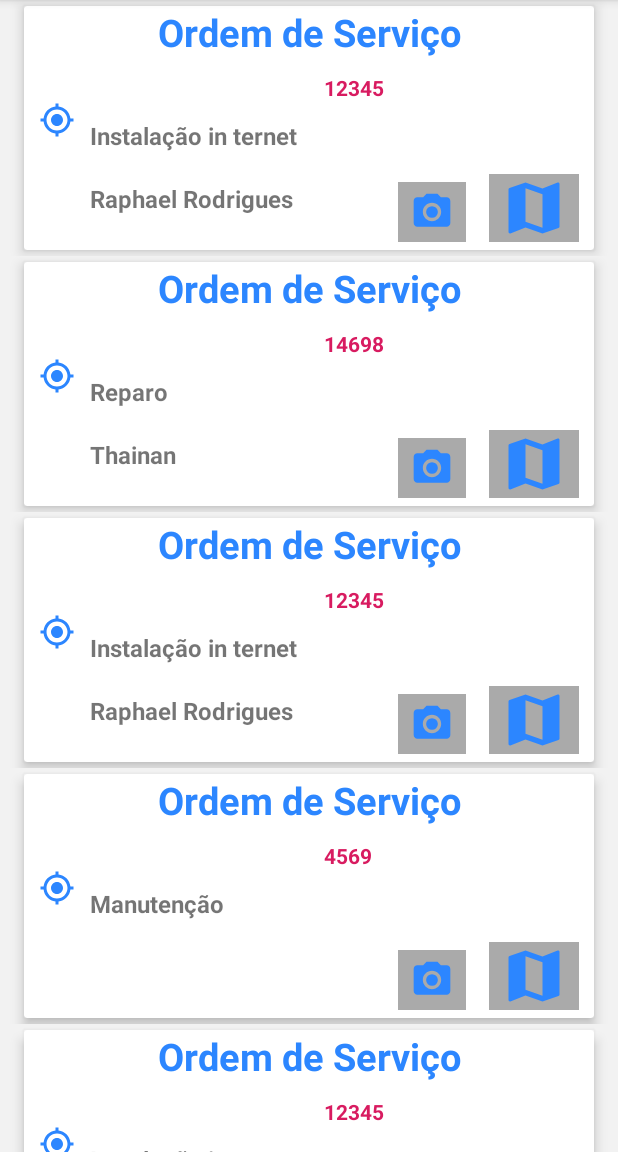
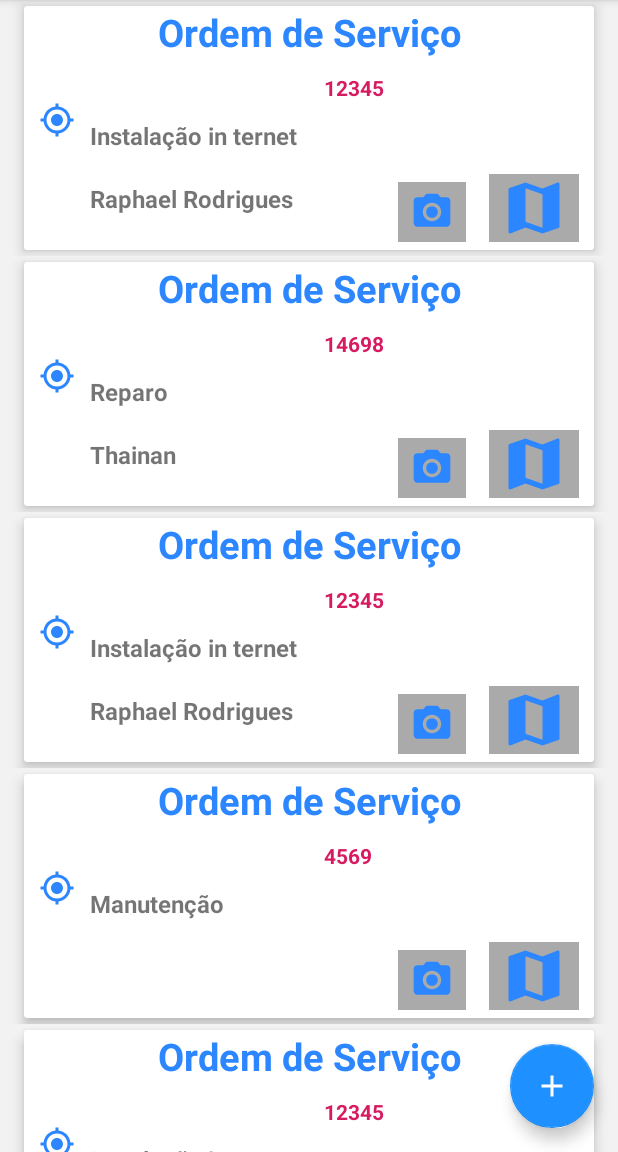
Before and after one commit to RphRodrigues/Android-Projetomeuapp, an Android app: the screen it shows after launch (TelaInicialActivity), on a phone screen of 412 x 824 dp, the part 84-1236 px from its top. Run offline under Robolectric (Android 15) with nearby library versions, the phone set to English and light mode, and no system bars.

Commit message:
Corrigido no posicionamento do floating action button no relative layout

```diff
--- a/app/src/main/java/com/rtstudio/projetomeuapp/TelaInicialActivity.java
+++ b/app/src/main/java/com/rtstudio/projetomeuapp/TelaInicialActivity.java
@@ -17,7 +17,7 @@ import java.util.List;
 
 public class TelaInicialActivity extends AppCompatActivity {
 
-//    private FloatingActionButton fab;
+    private FloatingActionButton fab;
     private RecyclerView recyclerView;
     private OrdemServicoAdapter adapter;
     private List<modeloOS> modeloOSList;
@@ -28,7 +28,7 @@ public class TelaInicialActivity extends AppCompatActivity {
         super.onCreate(savedInstanceState);
         setContentView(R.layout.activity_tela_inicial);
 
-//        fab = findViewById(R.id.telaInicial_fabId);
+        fab = findViewById(R.id.telaInicial_fabId);
 
         modeloOSList = new ArrayList<>();
 
@@ -50,11 +50,11 @@ public class TelaInicialActivity extends AppCompatActivity {
         adapter = new OrdemServicoAdapter(this, modeloOSList);
         recyclerView.setAdapter(adapter);
 
-//        fab.setOnClickListener(new View.OnClickListener() {
-//            @Override
-//            public void onClick(View v) {
-//                startActivity(new Intent(TelaInicialActivity.this, CadastrarServicoActivity.class));
-//            }
-//        });
+        fab.setOnClickListener(new View.OnClickListener() {
+            @Override
+            public void onClick(View v) {
+                startActivity(new Intent(TelaInicialActivity.this, CadastrarServicoActivity.class));
+            }
+        });
     }
 }
--- a/app/src/main/res/layout/activity_tela_inicial.xml
+++ b/app/src/main/res/layout/activity_tela_inicial.xml
@@ -3,7 +3,6 @@
     xmlns:tools="http://schemas.android.com/tools"
     android:layout_width="match_parent"
     android:layout_height="match_parent"
-    xmlns:app="http://schemas.android.com/apk/res-auto"
     tools:context=".TelaInicialActivity">
 
     <android.support.v7.widget.RecyclerView
@@ -11,14 +10,15 @@
         android:layout_width="match_parent"
         android:layout_height="match_parent" />
 
-    <!--<android.support.design.widget.FloatingActionButton-->
-        <!--android:id="@+id/telaInicial_fabId"-->
-        <!--android:layout_width="wrap_content"-->
-        <!--android:layout_height="wrap_content"-->
-        <!--android:layout_marginEnd="16dp"-->
-        <!--android:layout_marginRight="16dp"-->
-        <!--android:layout_marginBottom="16dp"-->
-        <!--android:src="@drawable/ic_add_24dp"-->
-        <!--app:layout_constraintBottom_toBottomOf="parent"-->
-        <!--app:layout_constraintEnd_toEndOf="parent" />-->
+    <android.support.design.widget.FloatingActionButton
+        android:id="@+id/telaInicial_fabId"
+        android:layout_width="wrap_content"
+        android:layout_height="wrap_content"
+        android:layout_alignParentEnd="true"
+        android:layout_alignParentRight="true"
+        android:layout_alignParentBottom="true"
+        android:layout_marginEnd="16dp"
+        android:layout_marginRight="16dp"
+        android:layout_marginBottom="16dp"
+        android:src="@drawable/ic_add_24dp" />
 </RelativeLayout>
```
